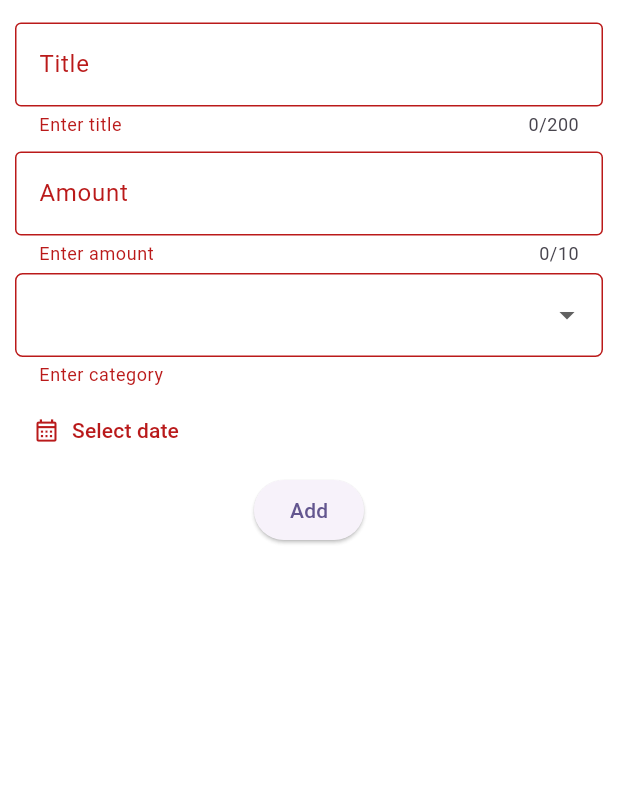
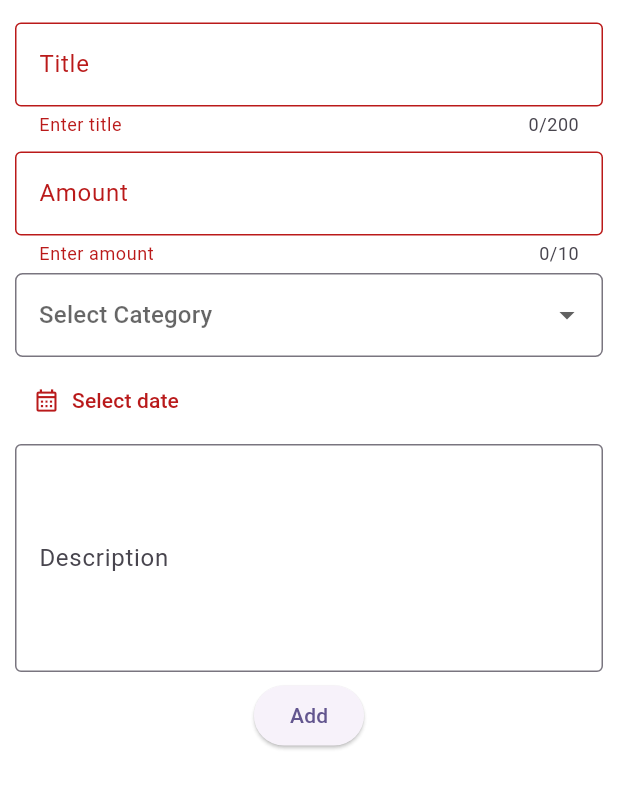
Before and after one commit to Ahmad-Jber/expenses, a Flutter app: the BottomSheetWidget screen opened directly with empty values, after a tap on "Add", on a phone screen of 412 x 824 dp. Shown: the top 789 px of the screen. Run offline on Flutter 3.47's test engine with Material 3 defaults, Android fonts, the phone set to English and light mode, and no system bars.

Commit message:
Refactor: Enhance expense form and list presentation
- Add `isNullOrWhitespace` extension for `TextEditingController`.
- Introduce a "Description" field to the expense form.
- Add hint text "Select Category" to the category dropdown.
- Refine form validation logic for title and amount.
- Remove redundant Flutter Form validation for title and amount.
- Improve spacing and remove dummy data in `ExpensesWidget`.
- Add vertical padding to `ExpensesListWidget`.

```diff
--- /dev/null
+++ b/lib/extensions.dart
@@ -0,0 +1,7 @@
+import 'package:flutter/widgets.dart';
+
+extension TextValidation on TextEditingController {
+  bool isWhitespace(){
+    return text.isEmpty || text.trim().isEmpty;
+  }
+}
--- a/lib/widgets/bottom_sheet/bottom_sheet_form.dart
+++ b/lib/widgets/bottom_sheet/bottom_sheet_form.dart
@@ -1,3 +1,4 @@
+import 'package:expenses/extensions.dart';
 import 'package:expenses/models/category_enum.dart';
 import 'package:expenses/models/expense.dart';
 import 'package:flutter/material.dart';
@@ -20,6 +21,7 @@ class _BottomSheetFormState extends State<BottomSheetForm>
   late AnimationController _controller;
   late TextEditingController _titleController;
   late TextEditingController _amountController;
+
   late GlobalKey<FormState> _formKey;
   String? _titleError;
   String? _amountError;
@@ -74,12 +76,6 @@ class _BottomSheetFormState extends State<BottomSheetForm>
                 errorText: _titleError,
                 border: const OutlineInputBorder(),
               ),
-              validator: (value) {
-                if (value == null || value.isEmpty) {
-                  return 'Enter title';
-                }
-                return null;
-              },
             ),
             const SizedBox(
               height: 10,
@@ -97,12 +93,6 @@ class _BottomSheetFormState extends State<BottomSheetForm>
                 errorText: _amountError,
                 border: const OutlineInputBorder(),
               ),
-              validator: (value) {
-                if (value == null || value.isEmpty) {
-                  return 'Enter amount';
-                }
-                return null;
-              },
             ),
             const SizedBox(
               height: 5,
@@ -116,6 +106,9 @@ class _BottomSheetFormState extends State<BottomSheetForm>
                   );
                 },
               ).toList(),
+              hint: const Text(
+                'Select Category',
+              ),
               onChanged: (value) {
                 setState(() {
                   _selectedCategory = value;
@@ -126,12 +119,6 @@ class _BottomSheetFormState extends State<BottomSheetForm>
                   borderRadius: BorderRadius.circular(5),
                 ),
               ),
-              validator: (value) {
-                if (value == null) {
-                  return 'Enter category';
-                }
-                return null;
-              },
             ),
             const SizedBox(
               height: 5,
@@ -170,6 +157,20 @@ class _BottomSheetFormState extends State<BottomSheetForm>
             const SizedBox(
               height: 5,
             ),
+            TextFormField(
+              maxLines: 5,
+              textAlign: TextAlign.start,
+              keyboardType: TextInputType.number,
+              decoration: const InputDecoration(
+                label: Text(
+                  "Description",
+                ),
+                border: OutlineInputBorder(),
+              ),
+            ),
+            const SizedBox(
+              height: 5,
+            ),
             Container(
               alignment: Alignment.center,
               child: ElevatedButton(
@@ -185,7 +186,7 @@ class _BottomSheetFormState extends State<BottomSheetForm>
                     }
                     if (_formKey.currentState!.validate()) {
                       final String enteredTitle = _titleController.text;
-                      if (enteredTitle.trim().isEmpty) {
+                      if (_titleController.isWhitespace()) {
                         setState(() {
                           _titleError = "Enter title";
                         });
@@ -194,8 +195,14 @@ class _BottomSheetFormState extends State<BottomSheetForm>
                       }
                       late double enteredAmount;
                       try {
-                        enteredAmount = double.parse(_amountController.text);
-                        isSuccess = true;
+                        if (_amountController.isWhitespace()) {
+                          setState(() {
+                            _amountError = "Enter amount";
+                          });
+                        } else {
+                          enteredAmount = double.parse(_amountController.text);
+                          isSuccess = true;
+                        }
                       } catch (e) {
                         debugPrint(e.toString());
                         setState(() {
```
Also changed, not shown: lib/widgets/my_expenses/expenses_list_widget.dart (+9 -1 lines), lib/widgets/my_expenses/expenses_widget.dart (+7 -131 lines), lib/generated/assets.dart.
